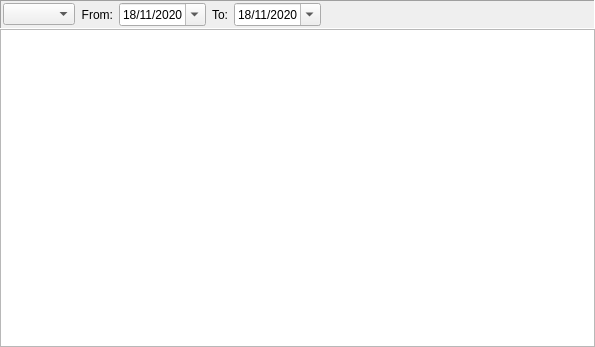
This is jal/ui/reports/income_spending_report.ui in titov-vv/jal as Qt 5 draws it before an edit. The edited form follows.
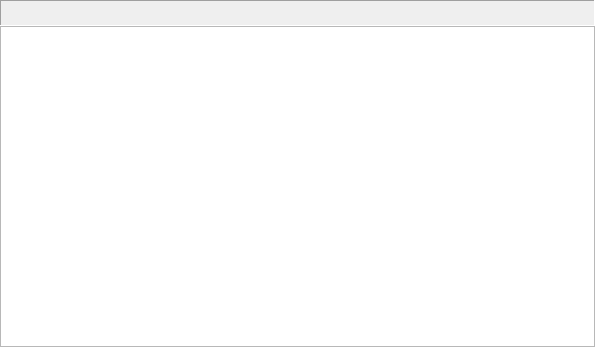
This is the edited form. Custom widgets are drawn as their Qt base class.

Commit message: DateRangeSelector widget was created to simplify date range selection in reports

What changed in the file:
```diff
--- a/jal/ui/reports/income_spending_report.ui
+++ b/jal/ui/reports/income_spending_report.ui
@@ -54,73 +54,7 @@
        <number>2</number>
       </property>
       <item>
-       <widget class="DateRangeCombo" name="ReportRangeCombo"/>
-      </item>
-      <item>
-       <widget class="QLabel" name="ReportFromLbl">
-        <property name="text">
-         <string>From:</string>
-        </property>
-        <property name="alignment">
-         <set>Qt::AlignRight|Qt::AlignTrailing|Qt::AlignVCenter</set>
-        </property>
-       </widget>
-      </item>
-      <item>
-       <widget class="QDateEdit" name="ReportFromDate">
-        <property name="dateTime">
-         <datetime>
-          <hour>21</hour>
-          <minute>0</minute>
-          <second>0</second>
-          <year>2020</year>
-          <month>11</month>
-          <day>18</day>
-         </datetime>
-        </property>
-        <property name="displayFormat">
-         <string>dd/MM/yyyy</string>
-        </property>
-        <property name="calendarPopup">
-         <bool>true</bool>
-        </property>
-        <property name="timeSpec">
-         <enum>Qt::UTC</enum>
-        </property>
-       </widget>
-      </item>
-      <item>
-       <widget class="QLabel" name="ReportToLbl">
-        <property name="text">
-         <string>To:</string>
-        </property>
-        <property name="alignment">
-         <set>Qt::AlignRight|Qt::AlignTrailing|Qt::AlignVCenter</set>
-        </property>
-       </widget>
-      </item>
-      <item>
-       <widget class="QDateEdit" name="ReportToDate">
-        <property name="dateTime">
-         <datetime>
-          <hour>21</hour>
-          <minute>0</minute>
-          <second>0</second>
-          <year>2020</year>
-          <month>11</month>
-          <day>18</day>
-         </datetime>
-        </property>
-        <property name="displayFormat">
-         <string>dd/MM/yyyy</string>
-        </property>
-        <property name="calendarPopup">
-         <bool>true</bool>
-        </property>
-        <property name="timeSpec">
-         <enum>Qt::UTC</enum>
-        </property>
-       </widget>
+       <widget class="DateRangeSelector" name="ReportRange" native="true"/>
       </item>
       <item>
        <spacer name="horizontalSpacer">
@@ -155,9 +89,10 @@
  </widget>
  <customwidgets>
   <customwidget>
-   <class>DateRangeCombo</class>
-   <extends>QComboBox</extends>
-   <header>jal/widgets/helpers.h</header>
+   <class>DateRangeSelector</class>
+   <extends>QWidget</extends>
+   <header>jal/widgets/date_range_selector.h</header>
+   <container>1</container>
   </customwidget>
  </customwidgets>
  <resources/>
```
The commit also changes 16 other files.
